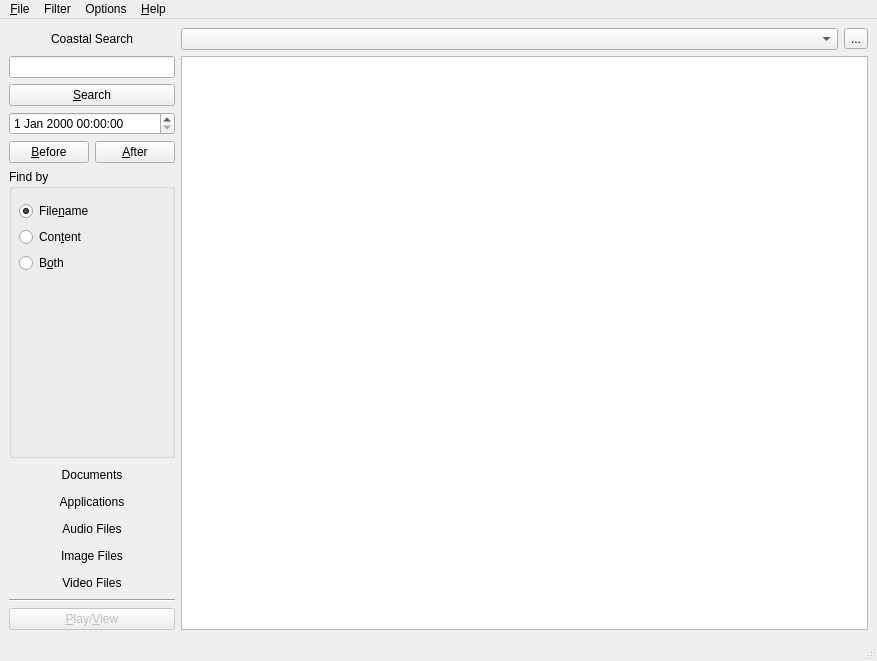
First picture: the form in search/main.ui, repository QtPlay/coastal-qt, before the edit.
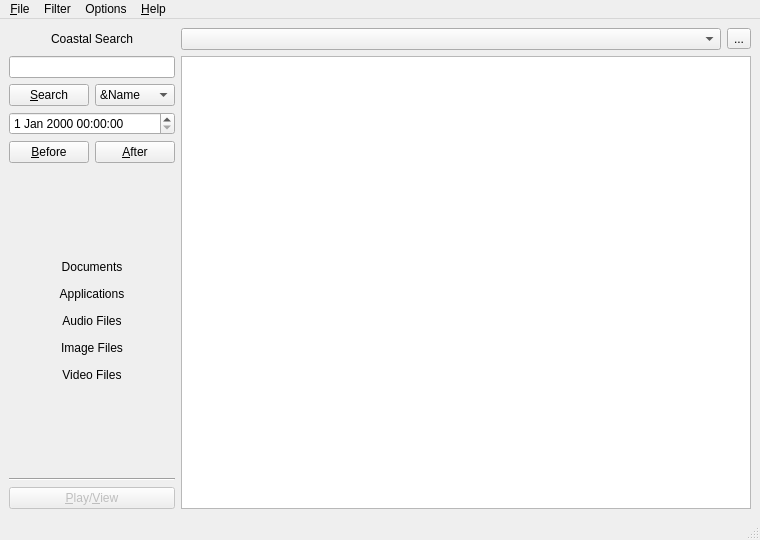
Second picture: the form after the edit.

Commit message:
Better window sizing
Better default window sizing for netbook screens.  Persistent
window size kept in config.  Table sizes smaller for more rows.

Diff of the .ui file:
```diff
--- a/search/main.ui
+++ b/search/main.ui
@@ -23,8 +23,8 @@
    <rect>
     <x>0</x>
     <y>0</y>
-    <width>877</width>
-    <height>661</height>
+    <width>760</width>
+    <height>540</height>
    </rect>
   </property>
   <property name="windowTitle">
@@ -81,6 +81,8 @@
          </widget>
         </item>
         <item>
+         <layout class="QHBoxLayout" name="horizontalLayout_3">
+          <item>
          <widget class="QPushButton" name="searchButton">
           <property name="text">
            <string>&amp;Search</string>
@@ -88,6 +90,27 @@
          </widget>
         </item>
         <item>
+           <widget class="QComboBox" name="comboBox">
+            <item>
+             <property name="text">
+              <string>&amp;Name</string>
+             </property>
+            </item>
+            <item>
+             <property name="text">
+              <string>&amp;Text</string>
+             </property>
+            </item>
+            <item>
+             <property name="text">
+              <string>B&amp;oth</string>
+             </property>
+            </item>
+           </widget>
+          </item>
+         </layout>
+        </item>
+        <item>
          <widget class="QDateTimeEdit" name="dateTimeEdit"/>
         </item>
         <item>
@@ -109,34 +132,7 @@
          </layout>
         </item>
         <item>
-         <widget class="QGroupBox" name="searchGroup">
-          <property name="sizePolicy">
-           <sizepolicy hsizetype="Preferred" vsizetype="MinimumExpanding">
-            <horstretch>0</horstretch>
-            <verstretch>0</verstretch>
-           </sizepolicy>
-          </property>
-          <property name="title">
-           <string>Find by</string>
-          </property>
-          <property name="checkable">
-           <bool>false</bool>
-          </property>
-          <widget class="QWidget" name="verticalLayoutWidget_2">
-           <property name="geometry">
-            <rect>
-             <x>10</x>
-             <y>10</y>
-             <width>160</width>
-             <height>94</height>
-            </rect>
-           </property>
-           <layout class="QVBoxLayout" name="verticalLayout_3">
-            <property name="topMargin">
-             <number>0</number>
-            </property>
-            <item>
-             <spacer name="verticalSpacer_3">
+         <spacer name="verticalSpacer">
               <property name="orientation">
                <enum>Qt::Vertical</enum>
               </property>
@@ -147,34 +143,6 @@
                </size>
               </property>
              </spacer>
-            </item>
-            <item>
-             <widget class="QRadioButton" name="by_name">
-              <property name="text">
-               <string>File&amp;name</string>
-              </property>
-              <property name="checked">
-               <bool>true</bool>
-              </property>
-             </widget>
-            </item>
-            <item>
-             <widget class="QRadioButton" name="by_text">
-              <property name="text">
-               <string>Con&amp;tent</string>
-              </property>
-             </widget>
-            </item>
-            <item>
-             <widget class="QRadioButton" name="by_both">
-              <property name="text">
-               <string>B&amp;oth</string>
-              </property>
-             </widget>
-            </item>
-           </layout>
-          </widget>
-         </widget>
         </item>
         <item>
          <widget class="QToolButton" name="documents">
@@ -307,6 +275,19 @@
           </property>
          </widget>
         </item>
+        <item>
+         <spacer name="verticalSpacer_2">
+          <property name="orientation">
+           <enum>Qt::Vertical</enum>
+          </property>
+          <property name="sizeHint" stdset="0">
+           <size>
+            <width>20</width>
+            <height>40</height>
+           </size>
+          </property>
+         </spacer>
+        </item>
         <item>
          <widget class="Line" name="line">
           <property name="orientation">
@@ -339,7 +320,7 @@
     <rect>
      <x>0</x>
      <y>0</y>
-     <width>877</width>
+     <width>760</width>
      <height>23</height>
     </rect>
    </property>
```
Lines whose indentation alone changed are shown as unchanged. The commit also changes 5 other files.
